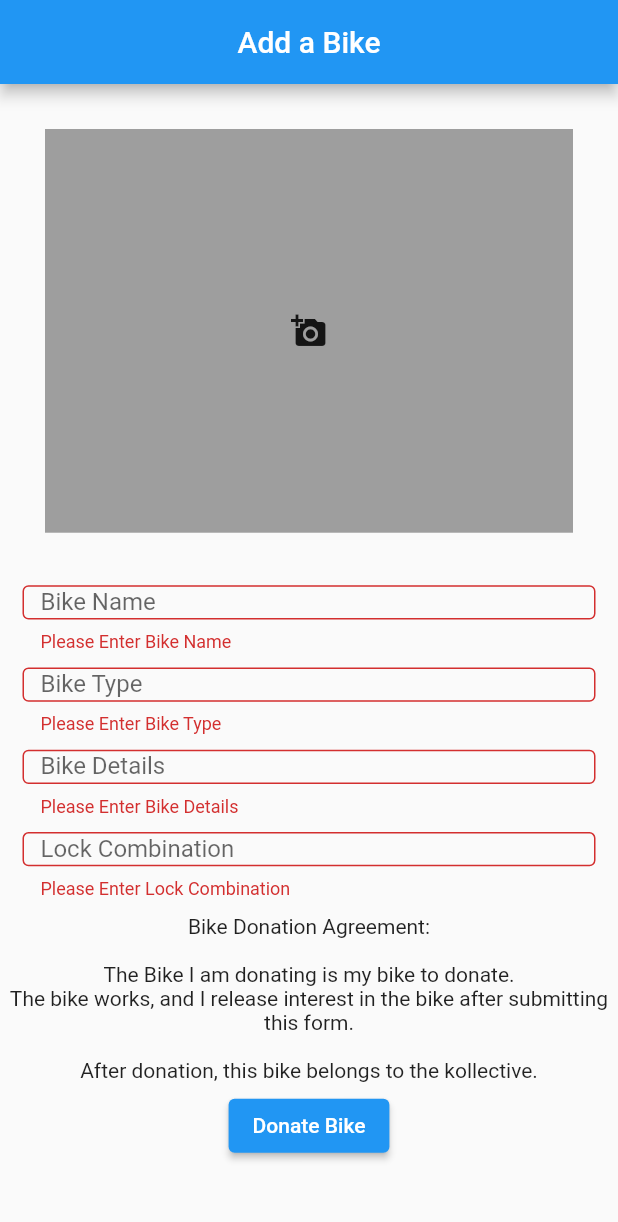
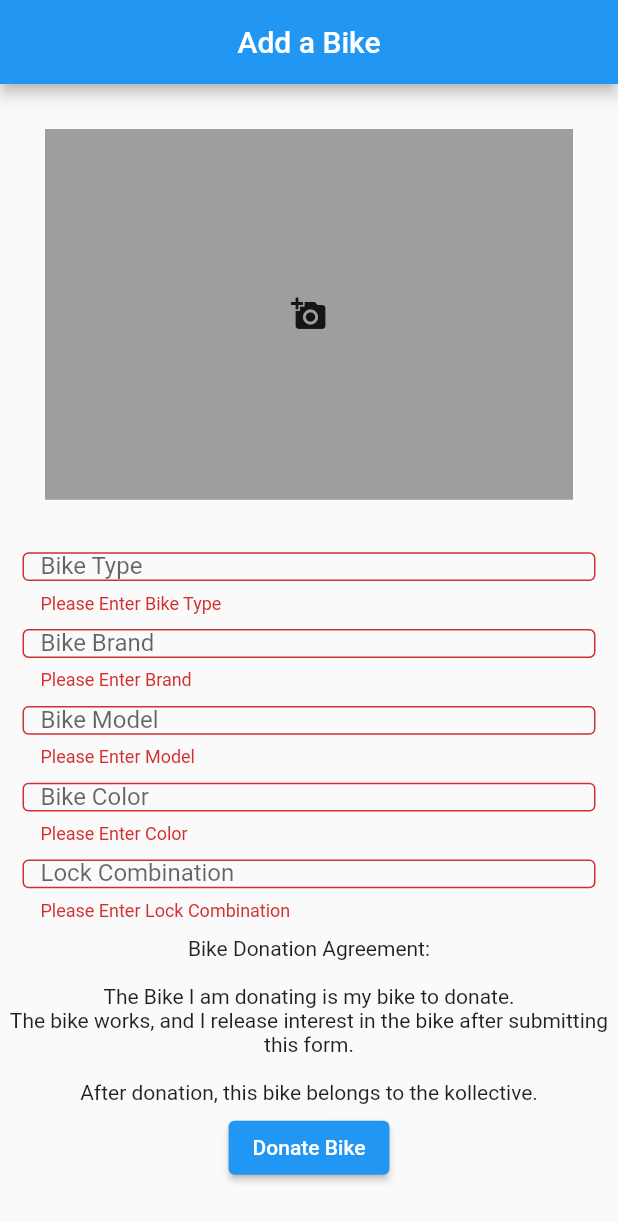
Before and after one commit to Mcdonam6/TheBikeKollective, a Flutter app: the AddBike screen opened directly, after a tap on "Donate Bike", on a phone screen of 412 x 824 dp. Shown: the top 1222 px of the screen. Run offline on Flutter 3.47's test engine with Material 2 defaults, Android fonts, the phone set to English and light mode, and no system bars; our stand-ins replace camera, cloud_firestore, firebase_auth, firebase_core, font_awesome_flutter, google_sign_in and 1 more; missing offline and left inert: geopoint; accounts and stored records are empty.

Commit message:
Database hookup
Fixed Form fields so they would save properly, connected to backend and successfully added new record using the form

```diff
--- a/the_bike_kollective/lib/Pages/addBike.dart
+++ b/the_bike_kollective/lib/Pages/addBike.dart
@@ -1,5 +1,4 @@
 import 'package:flutter/material.dart';
-import 'package:the_bike_kollective/widget/formattedFormInput.dart';
 import 'package:the_bike_kollective/objects/bike.dart';
 import 'package:cloud_firestore/cloud_firestore.dart';
 
@@ -19,6 +18,7 @@ class _AddBikeState extends State<AddBike> {
   final GlobalKey<FormState> _addBikeFormKey = GlobalKey<FormState>();
   Widget? bikePhoto;
   List<Widget> formFields = [];
+  Bike addition = new Bike();
 
   @override
   void initState() {
@@ -28,7 +28,6 @@ class _AddBikeState extends State<AddBike> {
 
   @override
   Widget build(BuildContext context) {
-    // formFields = addFields(context, _addBikeFormKey, bikePhoto);
     return Scaffold(
       appBar: AppBar(
         title: Center(
@@ -57,27 +56,30 @@ class _AddBikeState extends State<AddBike> {
                 ),
               ), //Photo Icon/Add Button
             ),
-            formattedFormInput(
-              flexVal: 1,
-              placeholderTxt: 'Bike Name',
-            ),
-            formattedFormInput(flexVal: 1, placeholderTxt: 'Bike Type'),
-            formattedFormInput(flexVal: 1, placeholderTxt: 'Bike Details'),
-            formattedFormInput(flexVal: 1, placeholderTxt: 'Lock Combination'),
+            _bikeTypeField(addition),
+            _bikeBrandField(addition),
+            _bikeModelField(addition),
+            _bikeColorField(addition),
+            _bikeCombinationField(addition),
             Flexible(
               flex: 3,
               child: Container(
                 padding: EdgeInsets.all(5),
+                child: SingleChildScrollView(
                   child: Text(
                     agreement,
                     textAlign: TextAlign.center,
-                    ))),
+                  ),
+                ),
+              ),
+            ),
             Flexible(
               flex: 1,
               child: ElevatedButton(
                 onPressed: () {
                   if (_addBikeFormKey.currentState!.validate()) {
                     _addBikeFormKey.currentState!.save();
+                    _uploadNewBike(addition);
                     Navigator.of(context).popAndPushNamed('home');
                   }
                 },
@@ -97,34 +99,135 @@ Future<void> _updatePhoto(Widget? bikePhoto, BuildContext context) async {
       child: await Navigator.pushNamed(context, 'takePicture') as Widget);
 }
 
-// Bike _saveForm(List<Widget> formFields) {
-//   return   Bike(
-//     formFields,
-//     brand,
-//     color,
-//     image_path,
-//     latitude,
-//     longitude,
-//     in_use: false,
-//     model,
-//     needs_repair,
-//   );
-// }
-
-void _uploadNewBike(Bike addition) {
-  final bikeTable = FirebaseFirestore.instance.collection('bikes').add({
+Future<void> _uploadNewBike(Bike addition) async {
+  await FirebaseFirestore.instance.collection("bikes").add({
     'biketype': addition.biketype,
     'brand': addition.brand,
     'color': addition.color,
-    'imagepath': addition.image_path,
+    //'imagepath': addition.image_path,
     'in_use': false,
-    'location': addition.assembleLocation(),
+    //'location': addition.assembleLocation(),
     'model': addition.model,
     'needs_repair': false
   });
 }
 
-// List<Widget> addFields(BuildContext context,
-//     GlobalKey<FormState> _addBikeFormKey, Widget bikePhoto) {
-//    ;
-// }
+Widget _bikeTypeField(Bike addition) {
+  return Flexible(
+    flex: 1,
+    child: Container(
+      padding: EdgeInsets.symmetric(vertical: 5, horizontal: 15),
+      child: TextFormField(
+        onSaved: (value) {
+          addition.biketype = value!;
+        },
+        validator: (value) {
+          if (value == null || value.isEmpty) {
+            return 'Please Enter Bike Type';
+          }
+          return null;
+        },
+        decoration: InputDecoration(
+          border: OutlineInputBorder(),
+          labelText: 'Bike Type',
+        ),
+      ),
+    ),
+  );
+}
+
+Widget _bikeBrandField(Bike addition) {
+  return Flexible(
+    flex: 1,
+    child: Container(
+      padding: EdgeInsets.symmetric(vertical: 5, horizontal: 15),
+      child: TextFormField(
+        onSaved: (value) {
+          addition.brand = value!;
+        },
+        validator: (value) {
+          if (value == null || value.isEmpty) {
+            return 'Please Enter Brand';
+          }
+          return null;
+        },
+        decoration: InputDecoration(
+          border: OutlineInputBorder(),
+          labelText: 'Bike Brand',
+        ),
+      ),
+    ),
+  );
+}
+
+Widget _bikeColorField(Bike addition) {
+  return Flexible(
+    flex: 1,
+    child: Container(
+      padding: EdgeInsets.symmetric(vertical: 5, horizontal: 15),
+      child: TextFormField(
+        onSaved: (value) {
+          addition.color = value!;
+        },
+        validator: (value) {
+          if (value == null || value.isEmpty) {
+            return 'Please Enter Color';
+          }
+          return null;
+        },
+        decoration: InputDecoration(
+          border: OutlineInputBorder(),
+          labelText: 'Bike Color',
+        ),
+      ),
+    ),
+  );
+}
+
+Widget _bikeModelField(Bike addition) {
+  return Flexible(
+    flex: 1,
+    child: Container(
+      padding: EdgeInsets.symmetric(vertical: 5, horizontal: 15),
+      child: TextFormField(
+        onSaved: (value) {
+          addition.model = value!;
+        },
+        validator: (value) {
+          if (value == null || value.isEmpty) {
+            return 'Please Enter Model';
+          }
+          return null;
+        },
+        decoration: InputDecoration(
+          border: OutlineInputBorder(),
+          labelText: 'Bike Model',
+        ),
+      ),
+    ),
+  );
+}
+
+Widget _bikeCombinationField(Bike addition) {
+  return Flexible(
+    flex: 1,
+    child: Container(
+      padding: EdgeInsets.symmetric(vertical: 5, horizontal: 15),
+      child: TextFormField(
+        onSaved: (value) {
+          addition.combination = value!;
+        },
+        validator: (value) {
+          if (value == null || value.isEmpty) {
+            return 'Please Enter Lock Combination';
+          }
+          return null;
+        },
+        decoration: InputDecoration(
+          border: OutlineInputBorder(),
+          labelText: 'Lock Combination',
+        ),
+      ),
+    ),
+  );
+}
--- a/the_bike_kollective/lib/objects/bike.dart
+++ b/the_bike_kollective/lib/objects/bike.dart
@@ -9,29 +9,31 @@ class Bike {
     'Road Bike',
   ];
 
-  final String biketype;
-  final String brand;
-  final String color;
-  final String image_path;
-  final String model;
-  double latitude;
-  double longitude;
+  String? biketype;
+  String? brand;
+  String? color;
+  String? image_path;
+  String? model;
+  String? combination;
+  double? latitude;
+  double? longitude;
   bool needs_repair;
   bool in_use;
 
-  Bike(
+  Bike([
     this.biketype,
     this.brand,
     this.color,
+    this.combination,
     this.image_path,
     this.latitude,
     this.longitude,
-    this.in_use,
+    this.in_use = false,
     this.model,
-    this.needs_repair,
-  );
+    this.needs_repair = false,
+  ]);
 
   GeoPoint assembleLocation() {
-    return GeoPoint.fromLatLng(point: LatLng(this.latitude, this.longitude));
+    return GeoPoint.fromLatLng(point: LatLng(this.latitude!, this.longitude!));
   }
 }
--- a/the_bike_kollective/lib/widget/formattedFormInput.dart
+++ /dev/null
@@ -1,39 +0,0 @@
-import 'package:flutter/material.dart';
-import 'package:the_bike_kollective/objects/bike.dart';
-
-class formattedFormInput extends StatelessWidget {
-  final String placeholderTxt;
-  final int flexVal;
-  var field;
-
-  formattedFormInput(
-      {Key? key,
-      required this.flexVal,
-      required this.placeholderTxt,
-      var field})
-      : super(key: key);
-
-  Widget build(BuildContext context) {
-    return Flexible(
-      flex: this.flexVal,
-      child: Container(
-        padding: EdgeInsets.symmetric(vertical: 5, horizontal: 15),
-        child: TextFormField(
-          onSaved: (value) {
-            field = value;
-          },
-          validator: (value) {
-            if (value == null || value.isEmpty) {
-              return 'Please Enter $placeholderTxt';
-            }
-            return null;
-          },
-          decoration: InputDecoration(
-            border: OutlineInputBorder(),
-            labelText: this.placeholderTxt,
-          ),
-        ),
-      ),
-    );
-  }
-}
```
Lines whose indentation alone changed are shown as unchanged.
